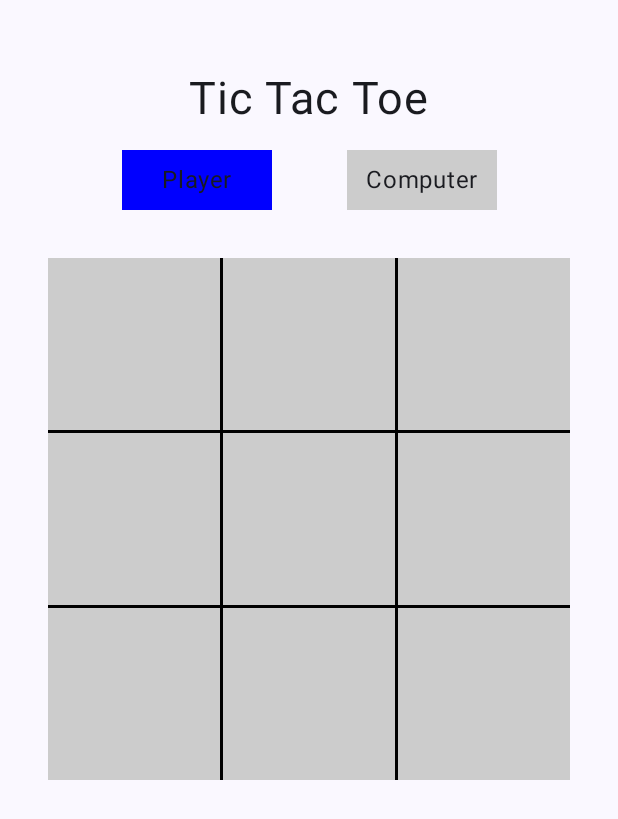
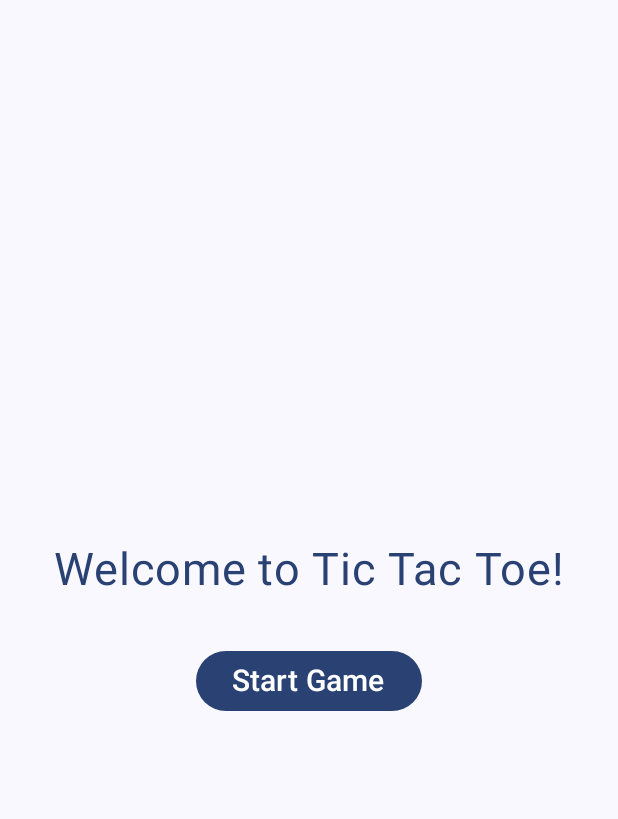
Before and after one commit to Abhijeet38/TicTacToe_v0, an Android app built with Jetpack Compose: the screen it shows after launch (MainActivity), on a phone screen of 412 x 824 dp. Shown: the top 819 px of the screen. Run offline under Robolectric (Android 15) with nearby library versions, the phone set to English and light mode, and no system bars.

Commit message:
Added Landing Page

```diff
--- a/app/src/main/java/com/example/tictactoe_v0/MainActivity.kt
+++ b/app/src/main/java/com/example/tictactoe_v0/MainActivity.kt
@@ -61,7 +61,7 @@ class MainActivity : ComponentActivity() {
                     modifier = Modifier.fillMaxSize(),
                     color = MaterialTheme.colorScheme.background
                 ) {
-                    TTTScreen()
+                    MainScreen()
                 }
             }
         }
@@ -69,7 +69,40 @@ class MainActivity : ComponentActivity() {
 }
 
 @Composable
-fun TTTScreen() {
+fun MainScreen() {
+    val currentScreen = remember { mutableStateOf("landing") }
+
+    when (currentScreen.value) {
+        "landing" -> LandingPage(onStartGame = { currentScreen.value = "game" })
+        "game" -> TTTScreen(onExitGame = { currentScreen.value = "landing" })
+    }
+}
+
+@Composable
+fun LandingPage(onStartGame: () -> Unit) {
+    Column(
+        modifier = Modifier
+            .fillMaxSize()
+            .background(MaterialTheme.colorScheme.background),
+        verticalArrangement = Arrangement.Center,
+        horizontalAlignment = Alignment.CenterHorizontally
+    ) {
+        Text(
+            text = "Welcome to Tic Tac Toe!",
+            fontSize = 30.sp,
+            color = MaterialTheme.colorScheme.primary,
+            modifier = Modifier.padding(16.dp)
+        )
+        Spacer(modifier = Modifier.height(16.dp))
+        Button(onClick = onStartGame) {
+            Text(text = "Start Game", fontSize = 20.sp)
+        }
+    }
+}
+
+
+@Composable
+fun TTTScreen(onExitGame: () -> Unit) {
     //true - player's turn, false - computer's turn
     val playerTurn = remember { mutableStateOf(true) }
 
@@ -112,16 +145,6 @@ fun TTTScreen() {
                     playerTurn.value = true
                     win.value = checkEndGame(moves)
 
-                    // RandomBot : Noob Level
-//                    while(true){
-//                        val i = Random.nextInt(9)
-//                        if(moves[i] == null){
-//                            moves[i] = false
-//                            playerTurn.value = true
-//                            win.value = checkEndGame(moves)
-//                            break
-//                        }
-//                    }
                 }
             }
         }
@@ -137,9 +160,7 @@ fun TTTScreen() {
                 Win.DRAW -> {
                     Text(text = "Draw", fontSize = 25.sp, modifier = Modifier.padding(16.dp))
                 }
-                else -> {
-
-                }
+                else -> {}
             }
             Button(onClick = {
                 playerTurn.value = true
@@ -150,6 +171,11 @@ fun TTTScreen() {
             }) {
                 Text(text = "Play Again")
             }
+        }
+
+        Spacer(modifier = Modifier.height(16.dp))
+        Button(onClick = onExitGame) {
+            Text(text = "Exit Game")
         }
     }
 
@@ -208,7 +234,6 @@ fun minimax(moves: List<Boolean?>, isMaximizing: Boolean): Int {
         return bestScore
     }
 }
-
 
 fun checkEndGame(m: List<Boolean?>): Win? {
     var win: Win? = null
@@ -370,5 +395,5 @@ fun getComposableFromMove(move: Boolean?) {
 @Preview(showBackground = true)
 @Composable
 fun PreviewTTTScreen() {
-    TTTScreen()
+    MainScreen()
 }
```
